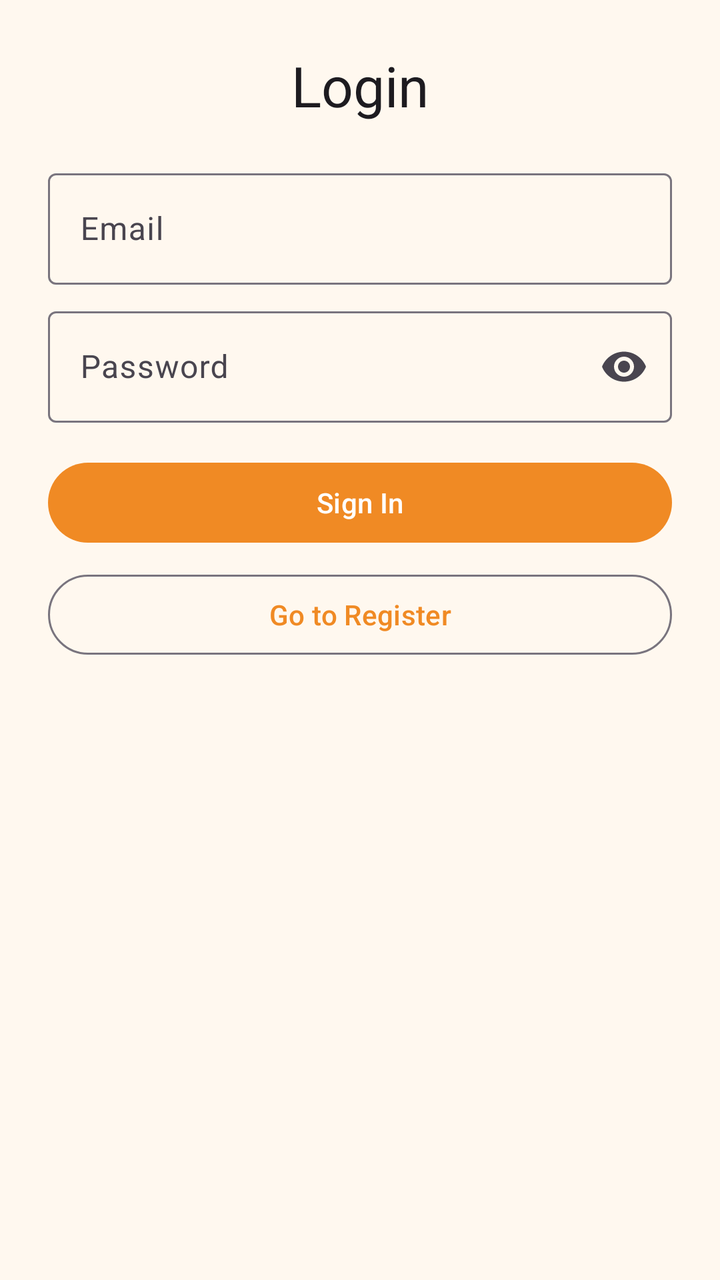
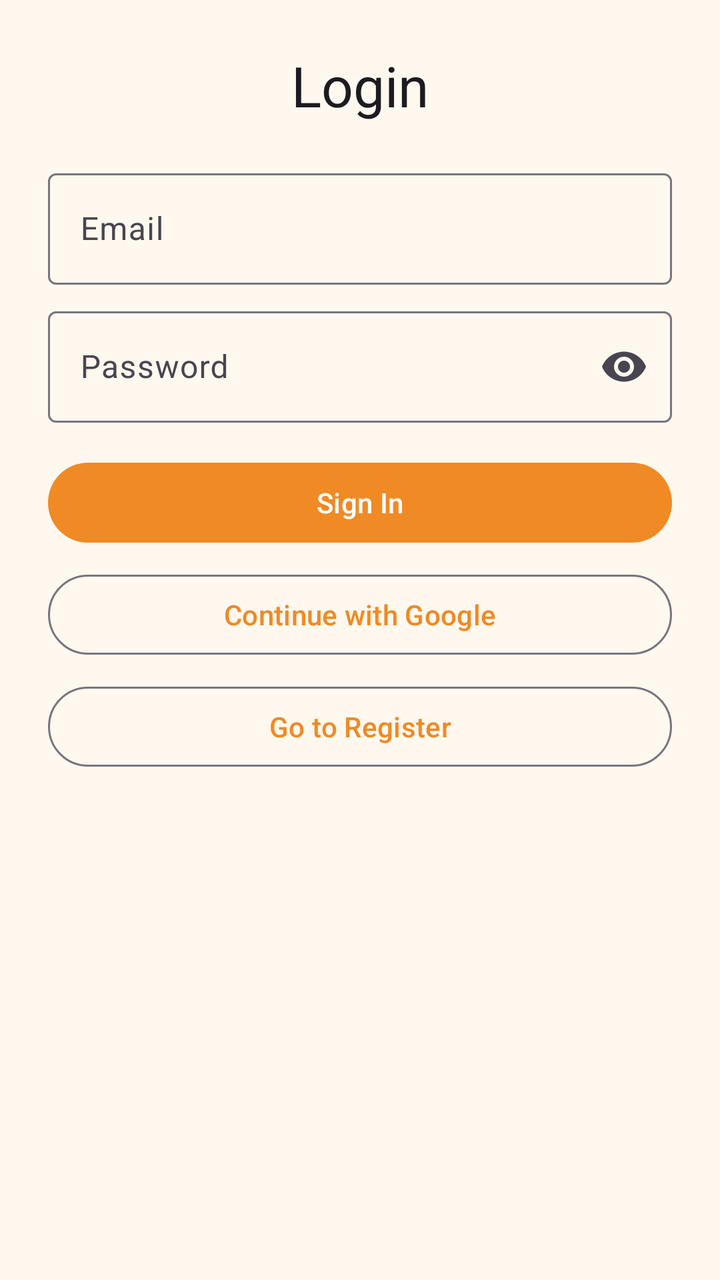

Screens rendered from an Android XML layout before and after an edit, with the pre-edit source and the edit as a unified diff.
<!-- AndroidManifest.xml: application theme Theme.CookMatch -->
<!-- res/layout/fragment_login.xml -->
<?xml version="1.0" encoding="utf-8"?>
<LinearLayout xmlns:android="http://schemas.android.com/apk/res/android"
    xmlns:app="http://schemas.android.com/apk/res-auto"
    android:layout_width="match_parent"
    android:layout_height="match_parent"
    android:orientation="vertical"
    android:padding="24dp">

    <TextView
        android:layout_width="wrap_content"
        android:layout_height="wrap_content"
        android:layout_gravity="center_horizontal"
        android:text="Login"
        android:textAppearance="@style/TextAppearance.Material3.HeadlineMedium" />

    <com.google.android.material.textfield.TextInputLayout
        android:layout_width="match_parent"
        android:layout_height="wrap_content"
        android:layout_marginTop="20dp"
        android:hint="Email"
        app:endIconMode="clear_text">

        <com.google.android.material.textfield.TextInputEditText
            android:id="@+id/emailInput"
            android:layout_width="match_parent"
            android:layout_height="wrap_content"
            android:inputType="textEmailAddress" />
    </com.google.android.material.textfield.TextInputLayout>

    <com.google.android.material.textfield.TextInputLayout
        android:layout_width="match_parent"
        android:layout_height="wrap_content"
        android:layout_marginTop="8dp"
        android:hint="Password"
        app:endIconMode="password_toggle">

        <com.google.android.material.textfield.TextInputEditText
            android:id="@+id/passwordInput"
            android:layout_width="match_parent"
            android:layout_height="wrap_content"
            android:inputType="textPassword" />
    </com.google.android.material.textfield.TextInputLayout>

    <ProgressBar
        android:id="@+id/loginProgress"
        android:layout_width="wrap_content"
        android:layout_height="wrap_content"
        android:layout_gravity="center_horizontal"
        android:layout_marginTop="12dp"
        android:visibility="gone" />

    <com.google.android.material.button.MaterialButton
        android:id="@+id/loginButton"
        android:layout_width="match_parent"
        android:layout_height="wrap_content"
        android:layout_marginTop="16dp"
        android:text="Sign In" />

    <com.google.android.material.button.MaterialButton
        android:id="@+id/openRegisterButton"
        style="@style/Widget.Material3.Button.OutlinedButton"
        android:layout_width="match_parent"
        android:layout_height="wrap_content"
        android:layout_marginTop="8dp"
        android:text="Go to Register" />

</LinearLayout>
<!-- resources referenced by this layout -->
<resources>
  <style name="Theme.CookMatch" parent="Theme.Material3.Light.NoActionBar">
          <item name="colorPrimary">@color/brand_orange</item>
          <item name="colorOnPrimary">@android:color/white</item>
          <item name="colorSecondary">@color/brand_yellow</item>
          <item name="colorOnSecondary">@color/on_brand_dark</item>
          <item name="colorTertiary">@color/brand_purple</item>
          <item name="colorOnTertiary">@android:color/white</item>
          <item name="colorSurface">@color/surface_warm</item>
          <item name="android:windowBackground">@color/surface_warm</item>
          <item name="android:statusBarColor">@color/brand_purple</item>
      </style>
  <color name="brand_orange">#F08A24</color>
  <color name="brand_yellow">#FFD166</color>
  <color name="on_brand_dark">#1F2933</color>
  <color name="brand_purple">#5E60CE</color>
  <color name="surface_warm">#FFF8EF</color>
</resources>

<!-- the commit's change to res/layout/fragment_login.xml (unified diff, before → after) -->
@@ -57,6 +57,14 @@
         android:text="Sign In" />
 
     <com.google.android.material.button.MaterialButton
+        android:id="@+id/googleSignInButton"
+        style="@style/Widget.Material3.Button.OutlinedButton"
+        android:layout_width="match_parent"
+        android:layout_height="wrap_content"
+        android:layout_marginTop="8dp"
+        android:text="Continue with Google" />
+
+    <com.google.android.material.button.MaterialButton
         android:id="@+id/openRegisterButton"
         style="@style/Widget.Material3.Button.OutlinedButton"
         android:layout_width="match_parent"
